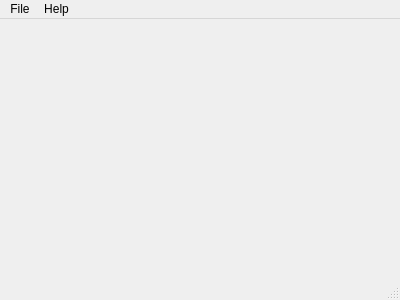
The window that src/mainwindow.ui (LeftySolara/gbt) describes before a commit, drawn with Qt 5.
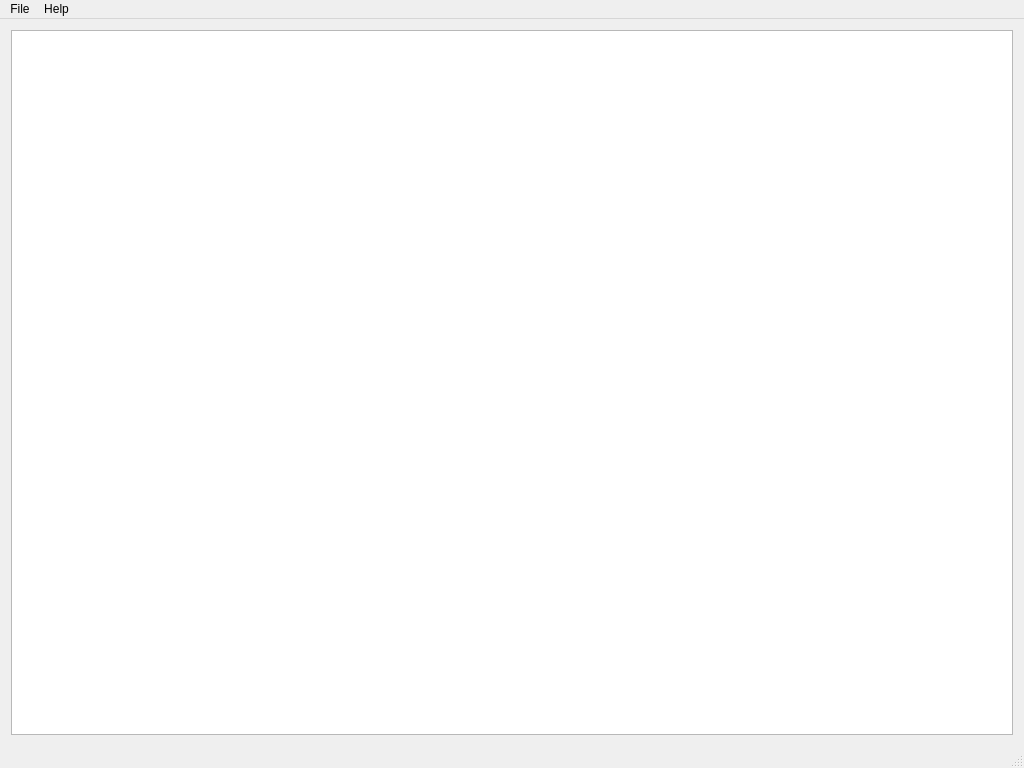
The same window after the commit.

Commit message: Add database, model, and view

What changed in the file:
```diff
--- a/src/mainwindow.ui
+++ b/src/mainwindow.ui
@@ -6,20 +6,68 @@
    <rect>
     <x>0</x>
     <y>0</y>
-    <width>400</width>
-    <height>300</height>
+    <width>1024</width>
+    <height>768</height>
    </rect>
   </property>
   <property name="windowTitle">
    <string>MainWindow</string>
   </property>
-  <widget class="QWidget" name="centralWidget"/>
+  <widget class="QWidget" name="centralWidget">
+   <layout class="QVBoxLayout" name="verticalLayout">
+    <item>
+     <widget class="QTableView" name="tableView">
+      <property name="font">
+       <font>
+        <pointsize>11</pointsize>
+       </font>
+      </property>
+      <property name="editTriggers">
+       <set>QAbstractItemView::NoEditTriggers</set>
+      </property>
+      <property name="showDropIndicator" stdset="0">
+       <bool>false</bool>
+      </property>
+      <property name="dragDropOverwriteMode">
+       <bool>false</bool>
+      </property>
+      <property name="alternatingRowColors">
+       <bool>true</bool>
+      </property>
+      <property name="selectionMode">
+       <enum>QAbstractItemView::SingleSelection</enum>
+      </property>
+      <property name="selectionBehavior">
+       <enum>QAbstractItemView::SelectRows</enum>
+      </property>
+      <property name="showGrid">
+       <bool>false</bool>
+      </property>
+      <property name="gridStyle">
+       <enum>Qt::NoPen</enum>
+      </property>
+      <property name="sortingEnabled">
+       <bool>true</bool>
+      </property>
+      <property name="wordWrap">
+       <bool>false</bool>
+      </property>
+      <property name="cornerButtonEnabled">
+       <bool>false</bool>
+      </property>
+      <attribute name="verticalHeaderVisible">
+       <bool>false</bool>
+      </attribute>
+     </widget>
+    </item>
+   </layout>
+  </widget>
   <widget class="QMenuBar" name="menuBar">
    <property name="geometry">
     <rect>
      <x>0</x>
      <y>0</y>
-     <width>400</width>
+     <width>1024</width>
      <height>23</height>
     </rect>
    </property>
```
The commit also changes 2 other files.
